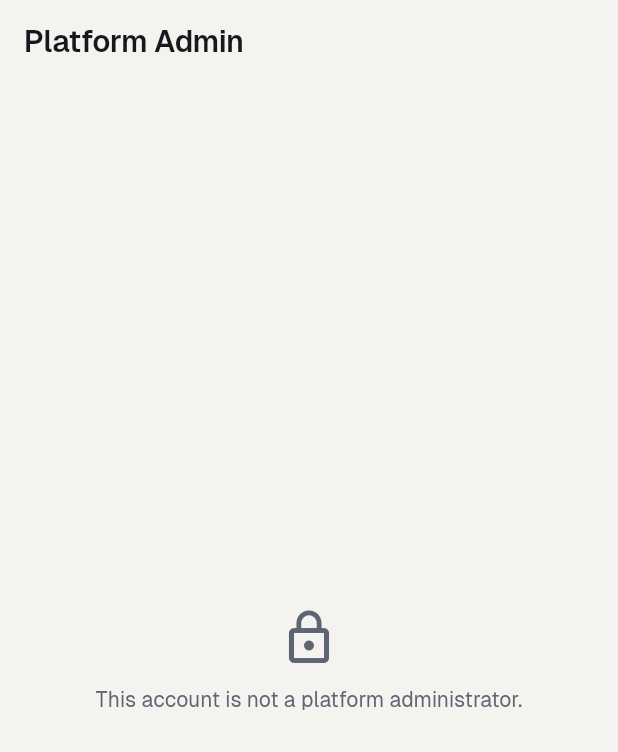
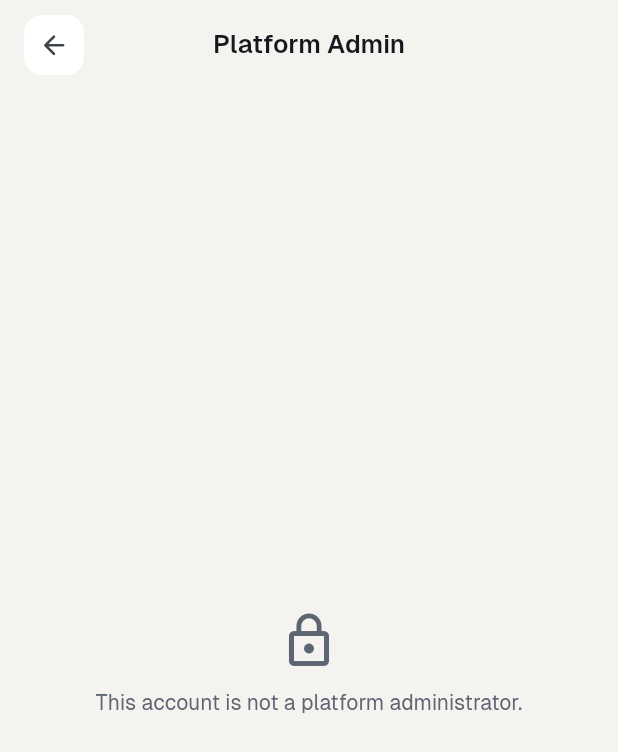
Before and after one commit to Arunpnm/Nagarva_app, a Flutter app: the SuperAdminPageWidget screen opened by its route, on a phone screen of 412 x 824 dp. Shown: the top 752 px of the screen. Run offline on Flutter 3.47's test engine with Material 3 defaults, Android fonts, the phone set to English and light mode, and no system bars; our stand-ins replace app_links, auto_size_text, dropdown_button2, file_picker, font_awesome_flutter, from_css_color and 9 more; missing offline and left inert: android_intent_plus, json_path; accounts and stored records are empty; generated files the repository leaves out were written again.

Commit message:
Design top bar on the remaining screens
Supervisor screens, Quick entry, Org setup, Super admin (tabs kept,
now under the bar), tenant detail, Recycle bin and the coming-soon
placeholder move from FlutterFlow AppBars to NgSimpleBar.

Co-Authored-By: Claude Opus 5.5 <noreply@anthropic.com>
Claude-Session: https://claude.ai/code/session_01Htpnoh8ri5Ujc73VoUVuYC

```diff
--- a/lib/super_admin_page/super_admin_page_widget.dart
+++ b/lib/super_admin_page/super_admin_page_widget.dart
@@ -1,3 +1,4 @@
+import '/components/ng_widgets.dart';
 import '/app_session.dart';
 import '/backend/edge_function_errors.dart';
 import '/backend/supabase/supabase.dart';
@@ -187,10 +188,7 @@ class _SuperAdminPageWidgetState extends State<SuperAdminPageWidget> {
     if (!_isAdmin) {
       return Scaffold(
         backgroundColor: theme.primaryBackground,
-        appBar: AppBar(
-          backgroundColor: theme.primaryBackground,
-          title: const Text('Platform Admin'),
-        ),
+        appBar: NgSimpleBar(title: 'Platform Admin'),
         body: Center(
           child: Padding(
             padding: const EdgeInsets.all(24),
@@ -217,18 +215,22 @@ class _SuperAdminPageWidgetState extends State<SuperAdminPageWidget> {
       length: 3,
       child: Scaffold(
         backgroundColor: theme.primaryBackground,
-        appBar: AppBar(
-          backgroundColor: theme.primaryBackground,
-          title: Text('Platform Admin — ${_orgs.length} tenants'),
-          bottom: const TabBar(
-            tabs: [
-              Tab(text: 'Tenants'),
-              Tab(text: 'Signups'),
-              Tab(text: 'Plans'),
-            ],
-          ),
-        ),
-        body: TabBarView(
+        appBar: NgSimpleBar(title: 'Platform Admin — ${_orgs.length} tenants'),
+        body: Column(
+          children: [
+            TabBar(
+              labelColor: NgPalette.of(context).text,
+              unselectedLabelColor: NgPalette.of(context).mute,
+              indicatorColor: NgPalette.of(context).acc,
+              dividerColor: NgPalette.of(context).w06,
+              tabs: const [
+                Tab(text: 'Tenants'),
+                Tab(text: 'Signups'),
+                Tab(text: 'Plans'),
+              ],
+            ),
+            Expanded(
+              child: TabBarView(
           children: [
             _loadingOrgs
                 ? const Center(child: CircularProgressIndicator())
@@ -312,6 +314,8 @@ class _SuperAdminPageWidgetState extends State<SuperAdminPageWidget> {
             SignupsTab(onChanged: _loadOrgs),
             const PlansTab(),
           ],
+        )),
+          ],
         ),
       ),
     );
--- a/lib/super_admin_page/tenant_detail_page.dart
+++ b/lib/super_admin_page/tenant_detail_page.dart
@@ -1,3 +1,4 @@
+import '/components/ng_widgets.dart';
 import 'package:flutter/material.dart';
 
 import '/backend/edge_function_errors.dart';
@@ -298,10 +299,7 @@ class _TenantDetailPageState extends State<TenantDetailPage> {
 
     return Scaffold(
       backgroundColor: theme.primaryBackground,
-      appBar: AppBar(
-        backgroundColor: theme.primaryBackground,
-        title: Text(_org.name),
-      ),
+      appBar: NgSimpleBar(title: _org.name),
       body: _loading
           ? const Center(child: CircularProgressIndicator())
           : ListView(
```
Also changed, not shown: lib/components/coming_soon_page.dart (+2 -7 lines), lib/org_setup_page/org_setup_page_widget.dart (+3 -14 lines), lib/quick_entry_page/quick_entry_page_widget.dart (+2 -20 lines), lib/settings_page/recycle_bin_page.dart (+2 -6 lines), lib/supervisor_attendance_page/supervisor_attendance_page_widget.dart (+2 -8 lines), lib/supervisor_earnings_page/supervisor_earnings_page_widget.dart (+2 -8 lines), lib/supervisor_entry_page/supervisor_entry_page_widget.dart (+2 -8 lines), lib/supervisor_job_page/supervisor_job_page_widget.dart (+2 -14 lines), lib/supervisor_jobs_page/supervisor_jobs_page_widget.dart (+2 -8 lines), lib/supervisor_team_page/supervisor_team_page_widget.dart (+2 -8 lines).
